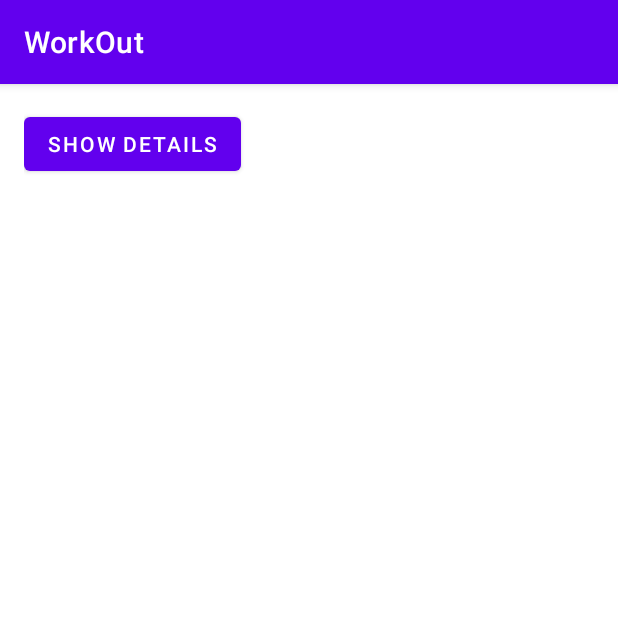
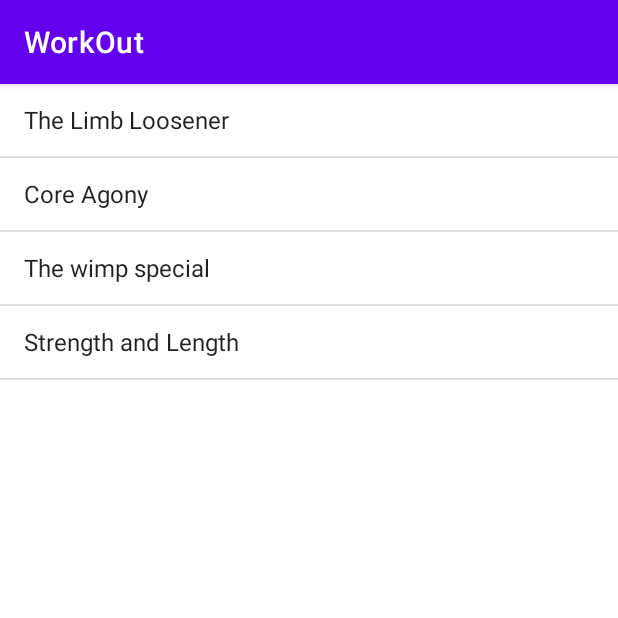
Before and after one commit to mosemb/Android, an Android app: the screen it shows after launch (MainActivity), on a phone screen of 412 x 824 dp, the top half of it. Run offline under Robolectric (Android 15) with nearby library versions, the phone set to English and light mode, and no system bars.

Commit message:
list view fragment

```diff
--- a/WorkOut/app/src/main/java/com/hfad/workout/DetailActivity.java
+++ b/WorkOut/app/src/main/java/com/hfad/workout/DetailActivity.java
@@ -10,5 +10,10 @@ public class DetailActivity extends AppCompatActivity {
     protected void onCreate(Bundle savedInstanceState) {
         super.onCreate(savedInstanceState);
         setContentView(R.layout.activity_detail);
+
+        WorkOutDetailFragment fragment = (WorkOutDetailFragment) getSupportFragmentManager().findFragmentById(R.id.detail_frag);
+        fragment.setWorkout_detail_id(0);
     }
+
+
 }
--- a/WorkOut/app/src/main/java/com/hfad/workout/MainActivity.java
+++ b/WorkOut/app/src/main/java/com/hfad/workout/MainActivity.java
@@ -6,7 +6,7 @@ import android.content.Intent;
 import android.os.Bundle;
 import android.view.View;
 
-public class MainActivity extends AppCompatActivity {
+public class MainActivity extends AppCompatActivity implements WorkOutListFragment.Listener {
 
     @Override
     protected void onCreate(Bundle savedInstanceState) {
@@ -21,4 +21,11 @@ public class MainActivity extends AppCompatActivity {
         startActivity(intent);
 
     }
+
+    @Override
+    public void itemClicked(long id) {
+        Intent intent = new Intent(this,DetailActivity.class);
+        intent.putExtra(DetailActivity.EXTRA_WORKOUT_ID, (int) id);
+        startActivity(intent);
+    }
 }
--- /dev/null
+++ b/WorkOut/app/src/main/java/com/hfad/workout/WorkOutListFragment.java
@@ -0,0 +1,56 @@
+package com.hfad.workout;
+
+import android.content.Context;
+import android.os.Bundle;
+
+import androidx.fragment.app.Fragment;
+import androidx.fragment.app.ListFragment;
+
+import android.view.LayoutInflater;
+import android.view.View;
+import android.view.ViewGroup;
+import android.widget.ArrayAdapter;
+import android.widget.ListView;
+
+import java.lang.reflect.Array;
+
+
+public class WorkOutListFragment extends ListFragment {
+
+    static interface Listener {
+        void  itemClicked(long id);
+    }
+
+    private Listener listener;
+
+    @Override
+    public View onCreateView(LayoutInflater inflater, ViewGroup container,
+                             Bundle savedInstanceState) {
+
+        // Inflate the layout for this fragment
+        String names [] = new String[Workout.workouts.length];
+        for(int i = 0; i<names.length; i++){
+            names[i] = Workout.workouts[i].getName();
+        }
+        // The adapter is used to connect the data source to the list.
+        ArrayAdapter<String> adapter = new ArrayAdapter<>(inflater.getContext(), android.R.layout.simple_list_item_1,names);
+        setListAdapter(adapter);
+
+        return super.onCreateView(inflater, container, savedInstanceState);
+    }
+
+    @Override
+    public void onAttach(Context context) {
+
+        super.onAttach(context);
+        this.listener = (Listener) context;
+    }
+
+    @Override
+    public  void onListItemClick(ListView listView,View itemView, int position, long id){
+        if(listener!=null){
+            listener.itemClicked(id);
+        }
+
+    }
+}
--- a/WorkOut/app/src/main/java/com/hfad/workout/Workout.java
+++ b/WorkOut/app/src/main/java/com/hfad/workout/Workout.java
@@ -19,5 +19,17 @@ public class Workout {
             new Workout("Strength and Length", "500 meter run \n 21 x 1.5 pood kettle ball \n21xpull-ups")
     };
 
+    public String getDescription(){
+        return description;
+    }
+
+    public String getName(){
+        return name;
+    }
+
+    public String toString(){
+        return this.name;
+    }
+
 
 }
--- a/WorkOut/app/src/main/res/layout/activity_detail.xml
+++ b/WorkOut/app/src/main/res/layout/activity_detail.xml
@@ -5,4 +5,5 @@
     android:layout_width="match_parent"
     android:layout_height="match_parent"
     android:name = "com.hfad.workout.WorkOutDetailFragment"
+    android:id="@+id/detail_frag"
     />
--- a/WorkOut/app/src/main/res/layout/activity_main.xml
+++ b/WorkOut/app/src/main/res/layout/activity_main.xml
@@ -1,17 +1,10 @@
 <?xml version="1.0" encoding="utf-8"?>
-<LinearLayout xmlns:android="http://schemas.android.com/apk/res/android"
-    xmlns:tools="http://schemas.android.com/tools"
+
+
+<fragment
+    xmlns:android ="http://schemas.android.com/apk/res/android"
+    android:name = "com.hfad.workout.WorkOutListFragment"
     android:layout_width="match_parent"
     android:layout_height="match_parent"
-    android:orientation="vertical"
-    android:padding="16dp"
-    tools:context=".MainActivity">
 
-   <Button
-       android:layout_width="wrap_content"
-       android:layout_height="wrap_content"
-       android:text = "@string/details_button"
-       android:onClick="onShowDetails"
-       />
-
-</LinearLayout>
+    />
--- a/WorkOut/app/src/main/res/values/strings.xml
+++ b/WorkOut/app/src/main/res/values/strings.xml
@@ -4,4 +4,6 @@
     <!-- TODO: Remove or change this placeholder text -->
     <string name="workout_title">Title</string>
     <string name="workout_description">Description</string>
+    <!-- TODO: Remove or change this placeholder text -->
+    <string name="hello_blank_fragment">Hello blank fragment</string>
 </resources>
```
Also changed, not shown: WorkOut/app/src/main/java/com/hfad/workout/WorkOutDetailFragment.java (+20 -0 lines), WorkOut/app/src/main/res/layout/workout_list_fragment_layout.xml (added, +14 -0 lines).
